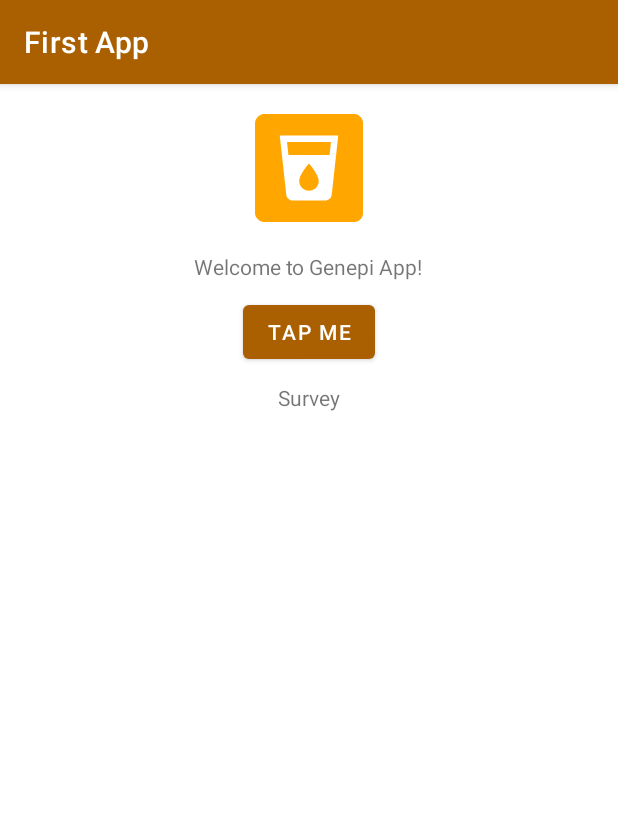
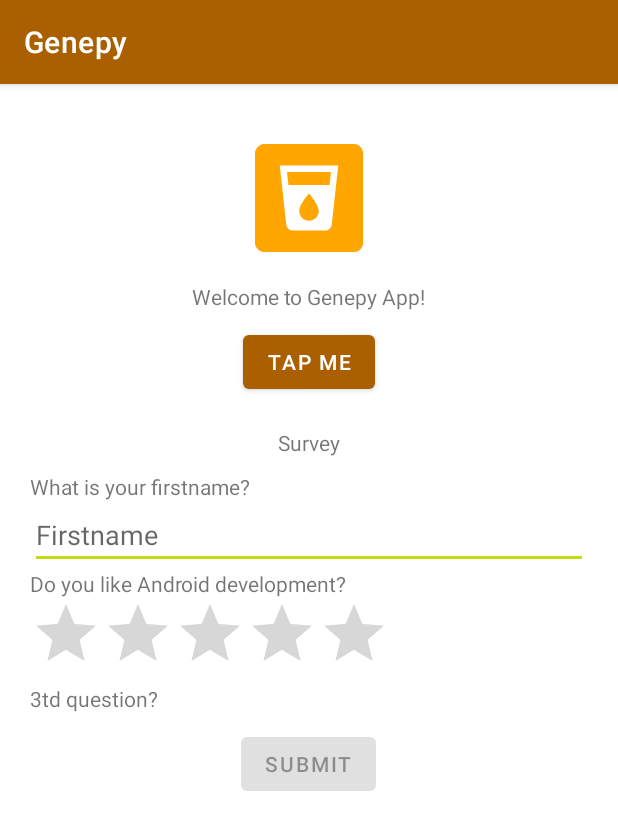
Before and after one commit to NANS05/Genepi, an Android app: the screen it shows after launch (MainActivity), on a phone screen of 412 x 824 dp. Shown: the top 830 px of the screen. Run offline under Robolectric (Android 15) with nearby library versions, the light colour scheme and no system bars.

Commit message:
Formulaire ok avec certaines fonctionnalités

```diff
--- a/app/src/main/java/com/example/genepi/MainActivity.kt
+++ b/app/src/main/java/com/example/genepi/MainActivity.kt
@@ -1,19 +1,42 @@
 package com.example.genepi
 
-import androidx.appcompat.app.AppCompatActivity
 import android.os.Bundle
+import android.text.Editable
+import android.text.TextWatcher
 import android.util.Log
 import android.widget.Button
+import android.widget.EditText
 import android.widget.Toast
+import androidx.appcompat.app.AppCompatActivity
 
 class MainActivity : AppCompatActivity() {
     override fun onCreate(savedInstanceState: Bundle?) {
         super.onCreate(savedInstanceState)
         setContentView(R.layout.activity_main)
 
-        var button = findViewById<Button>(R.id.button)
-        button.setOnClickListener {
+        var textFirstName = ""
+
+        var toastButton = findViewById<Button>(R.id.main_button_toast)
+        var firstnameEditText = findViewById<EditText>(R.id.main_edittext_firstname)
+        var formButton = findViewById<Button>(R.id.main_button_form)
+
+        formButton.isEnabled = false;
+
+        toastButton.setOnClickListener {
             Toast.makeText(this, R.string.text_toast, Toast.LENGTH_LONG).show()
+        }
+
+        firstnameEditText.addTextChangedListener(object : TextWatcher {
+            override fun beforeTextChanged(s: CharSequence?, start: Int, count: Int, after: Int) {}
+            override fun onTextChanged(s: CharSequence?, start: Int, before: Int, count: Int) {}
+            override fun afterTextChanged(s: Editable?) {
+                textFirstName = s.toString()
+                formButton.isEnabled = s.toString().isNotEmpty()
+            }
+        })
+
+        formButton.setOnClickListener {
+            Toast.makeText( this, "Bonjour ${textFirstName}", Toast.LENGTH_LONG).show()
         }
     }
 
--- a/app/src/main/res/layout/activity_main.xml
+++ b/app/src/main/res/layout/activity_main.xml
@@ -6,10 +6,11 @@
         android:orientation="vertical"
         android:layout_width="match_parent"
         android:layout_height="match_parent"
+        android:padding="20dp"
+
         tools:context=".MainActivity">
 
     <ImageView
-            android:id="@+id/imageView"
             android:src="@mipmap/ic_launcher"
 
             android:layout_width="wrap_content"
@@ -19,7 +20,6 @@
     />
 
     <TextView
-            android:id="@+id/text"
             android:text="@string/text_hello"
 
             android:layout_width="wrap_content"
@@ -28,7 +28,7 @@
     />
 
     <Button
-            android:id="@+id/button"
+            android:id="@+id/main_button_toast"
             android:text="@string/text_button_toast"
 
             android:layout_width="wrap_content"
@@ -42,6 +42,59 @@
 
             android:layout_width="wrap_content"
             android:layout_height="wrap_content"
+            android:layout_margin="10dp"
+            android:layout_gravity="center_horizontal"
+    />
+
+    <TextView
+            android:text="@string/text_form_q1"
+
+            android:layout_width="wrap_content"
+            android:layout_height="wrap_content"
+            android:layout_gravity="start"
+    />
+
+    <EditText
+            android:id="@+id/main_edittext_firstname"
+            android:hint="@string/text_form_q1_hint"
+            android:maxLines="1"
+
+            android:layout_width="match_parent"
+            android:layout_height="wrap_content"
+    />
+
+    <TextView
+            android:text="@string/text_form_q2"
+
+            android:layout_width="wrap_content"
+            android:layout_height="wrap_content"
+            android:layout_gravity="start"
+    />
+
+    <RatingBar
+            android:id="@+id/ratingBar"
+
+            android:layout_width="wrap_content"
+            android:layout_height="wrap_content"
+            android:numStars="5" android:stepSize="1"/>
+
+    <TextView
+            android:text="@string/text_form_q3"
+
+            android:layout_width="wrap_content"
+            android:layout_height="wrap_content"
+            android:layout_gravity="start"
+    />
+
+
+
+    <Button
+            android:id="@+id/main_button_form"
+            android:text="@string/text_button_form"
+
+            android:layout_width="wrap_content"
+            android:layout_height="wrap_content"
+            android:layout_margin="10dp"
             android:layout_gravity="center_horizontal"
     />
 
--- a/app/src/main/res/values/strings.xml
+++ b/app/src/main/res/values/strings.xml
@@ -1,8 +1,13 @@
 <resources>
-    <string name="app_name">First App</string>
-    <string name="text_hello">Welcome to Genepi App!</string>
+    <string name="app_name">Genepy</string>
+    <string name="text_hello">Welcome to Genepy App!</string>
     <string name="text_button_toast">Tap me</string>
     <string name="text_toast">The Toast</string>
 
     <string name="title_form">Survey</string>
+    <string name="text_form_q1">What is your firstname?</string>
+    <string name="text_form_q1_hint">Firstname</string>
+    <string name="text_form_q2">Do you like Android development?</string>
+    <string name="text_form_q3">3td question?</string>
+    <string name="text_button_form">Submit</string>
 </resources>
```
Also changed, not shown: 1 other file.
